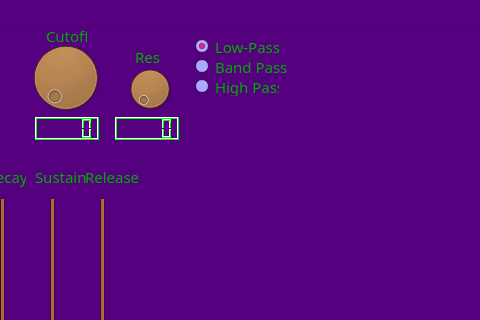
This is mainwindow.ui in FlorentE96/Projet-additive-synth as Qt 5 draws it before an edit; both pictures show x 105 to 585 and y 0 to 320 of the 585 by 401 pixel window. The edited form follows.
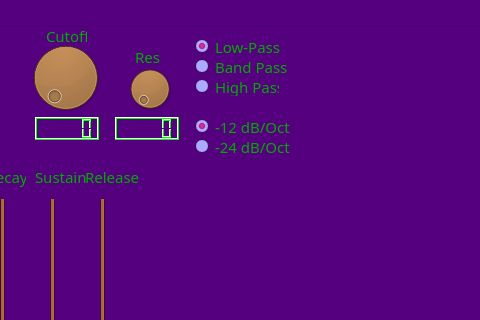
This is the edited form.

Commit message: added filter type + order interface

```diff
--- a/mainwindow.ui
+++ b/mainwindow.ui
@@ -633,6 +633,12 @@
     <property name="checked">
      <bool>true</bool>
     </property>
+    <property name="autoExclusive">
+     <bool>true</bool>
+    </property>
+    <attribute name="buttonGroup">
+     <string notr="true">filterOrder</string>
+    </attribute>
    </widget>
    <widget class="QRadioButton" name="radioButton_2">
     <property name="geometry">
@@ -646,6 +652,9 @@
     <property name="text">
      <string>Band Pass</string>
     </property>
+    <attribute name="buttonGroup">
+     <string notr="true">filterOrder</string>
+    </attribute>
    </widget>
    <widget class="QRadioButton" name="radioButton_3">
     <property name="geometry">
@@ -659,6 +668,50 @@
     <property name="text">
      <string>High Pass</string>
     </property>
+    <attribute name="buttonGroup">
+     <string notr="true">filterOrder</string>
+    </attribute>
+   </widget>
+   <widget class="QRadioButton" name="radioButton_4">
+    <property name="geometry">
+     <rect>
+      <x>300</x>
+      <y>90</y>
+      <width>101</width>
+      <height>19</height>
+     </rect>
+    </property>
+    <property name="text">
+     <string>-12 dB/Oct</string>
+    </property>
+    <property name="checked">
+     <bool>true</bool>
+    </property>
+    <property name="autoExclusive">
+     <bool>true</bool>
+    </property>
+    <attribute name="buttonGroup">
+     <string notr="true">filterType</string>
+    </attribute>
+   </widget>
+   <widget class="QRadioButton" name="radioButton_5">
+    <property name="geometry">
+     <rect>
+      <x>300</x>
+      <y>110</y>
+      <width>131</width>
+      <height>19</height>
+     </rect>
+    </property>
+    <property name="text">
+     <string>-24 dB/Oct</string>
+    </property>
+    <property name="autoExclusive">
+     <bool>true</bool>
+    </property>
+    <attribute name="buttonGroup">
+     <string notr="true">filterType</string>
+    </attribute>
    </widget>
   </widget>
   <widget class="QMenuBar" name="menuBar">
```
Left out of the diff: 4 changed lines with no effect on the pictures. The commit also changes 2 other files.
